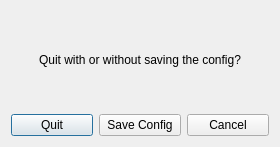
This is gui/ui/quitDialog.ui in syncope/adapt as Qt 5 draws it before an edit. The edited form follows.
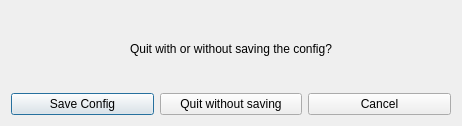
This is the edited form.

Commit message: + set default focus for all gui elements in the ui file

Patch:
```diff
--- a/gui/ui/quitDialog.ui
+++ b/gui/ui/quitDialog.ui
@@ -6,8 +6,8 @@
    <rect>
     <x>0</x>
     <y>0</y>
-    <width>280</width>
-    <height>147</height>
+    <width>462</width>
+    <height>126</height>
    </rect>
   </property>
   <property name="windowTitle">
@@ -25,18 +25,27 @@
      </item>
      <item>
       <layout class="QHBoxLayout" name="horizontalLayout">
-       <item>
-        <widget class="QPushButton" name="justquit">
-         <property name="text">
-          <string>Quit</string>
-         </property>
-        </widget>
-       </item>
        <item>
         <widget class="QPushButton" name="quitandsave">
          <property name="text">
           <string>Save Config</string>
          </property>
+         <property name="autoDefault">
+          <bool>false</bool>
+         </property>
+         <property name="default">
+          <bool>true</bool>
+         </property>
+        </widget>
+       </item>
+       <item>
+        <widget class="QPushButton" name="justquit">
+         <property name="text">
+          <string>Quit without saving</string>
+         </property>
+         <property name="autoDefault">
+          <bool>false</bool>
+         </property>
         </widget>
        </item>
        <item>
@@ -44,6 +53,9 @@
          <property name="text">
           <string>Cancel</string>
          </property>
+         <property name="autoDefault">
+          <bool>false</bool>
+         </property>
         </widget>
        </item>
       </layout>
```
The commit also changes 8 other files.
